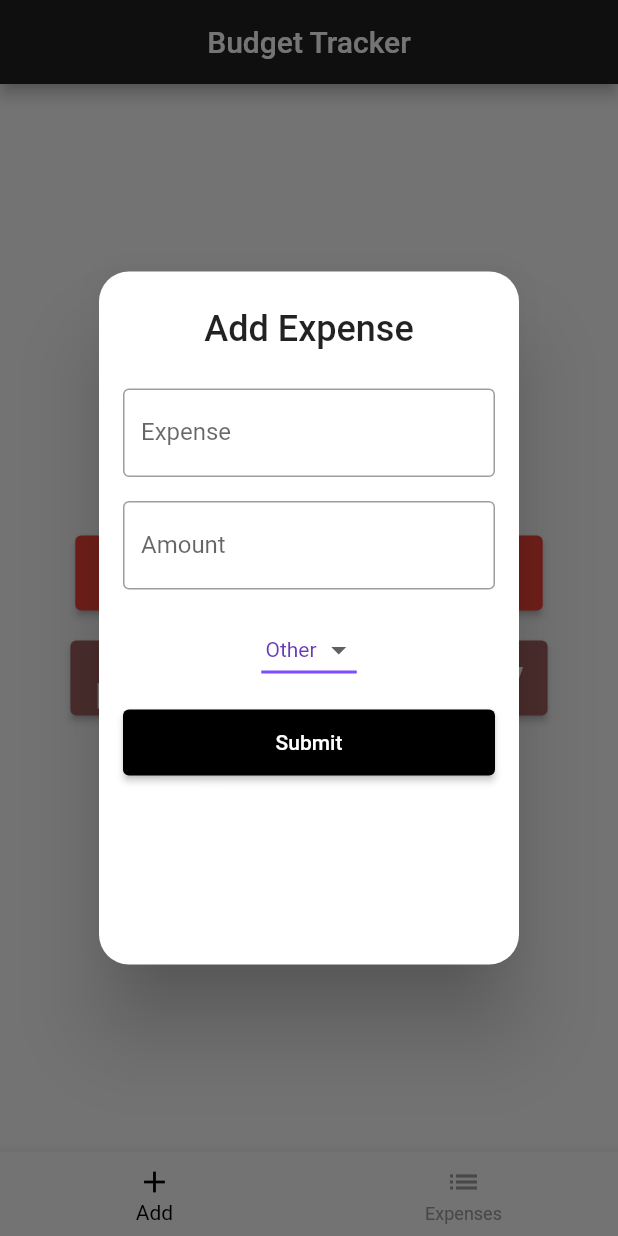
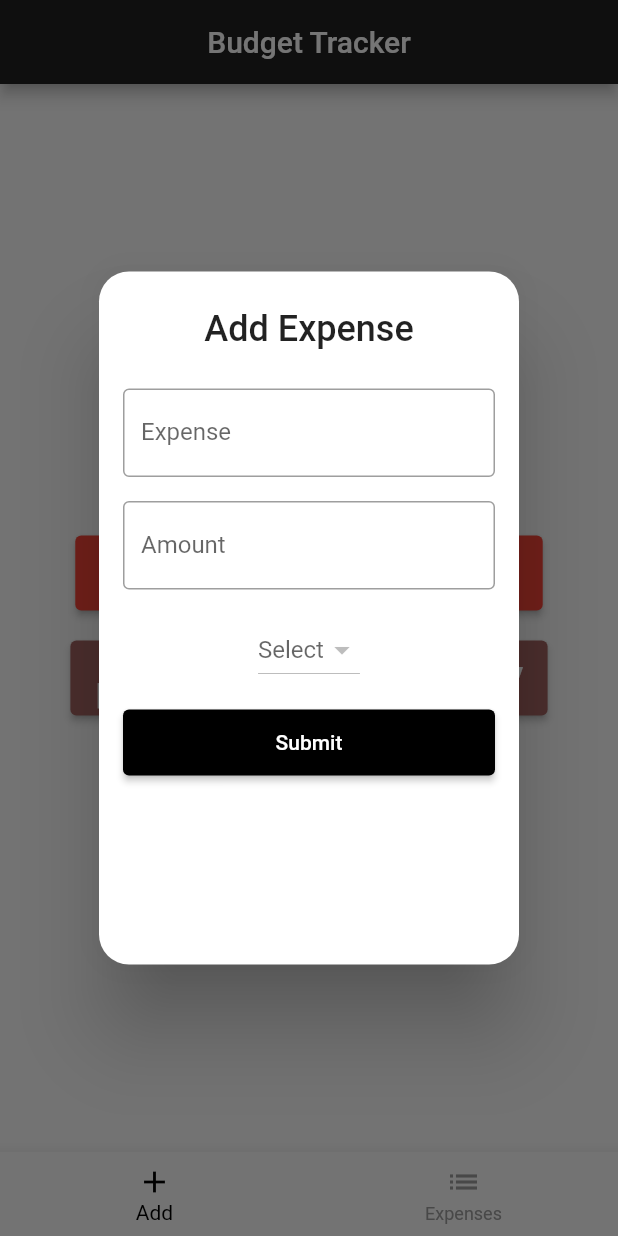
Before and after one commit to curcaandrei/TPPM_Budget_Tracker, a Flutter app: the screen it shows after launch, after a tap on "Add expense", on a phone screen of 412 x 824 dp. Run offline on Flutter 3.47's test engine with Material 2 defaults, Android fonts, the phone set to English and light mode, and no system bars; our stand-ins replace hive; accounts and stored records are empty.

Commit message:
dropdown

```diff
--- a/lib/category/CategoryDropDown.dart
+++ b/lib/category/CategoryDropDown.dart
@@ -1,4 +1,5 @@
 import 'package:flutter/material.dart';
+import 'package:hive/hive.dart';
 
 class CategoryDropDown extends StatefulWidget {
   const CategoryDropDown({Key? key}) : super(key: key);
@@ -8,32 +9,52 @@ class CategoryDropDown extends StatefulWidget {
 }
 
 class _CategoryDropDownState extends State<CategoryDropDown> {
-  String dropdownValue = 'Other';
-
   @override
   Widget build(BuildContext context) {
-    return DropdownButton<String>(
-      value: dropdownValue,
-      elevation: 16,
+    String? selectedFc = "Other";
+    // return DropdownButton<String>(
+    //   value: dropdownValue,
+    //   elevation: 16,
+    //
+    //   alignment: Alignment.center,
+    //   style: const TextStyle(color: Colors.deepPurple),
+    //   underline: Container(
+    //     height: 2,
+    //     color: Colors.deepPurpleAccent,
+    //   ),
+    //   onChanged: (String? newValue) {
+    //     setState(() {
+    //       dropdownValue = newValue!;
+    //     });
+    //   }
+      return FutureBuilder<List<DropdownMenuItem<String>>>(
+          future: getCategories(),
+          builder: (context, snapshot) {
+            return DropdownButton<String>(
+                hint: Text("Select"),
+                value: selectedFc,
+                onChanged: (newValue) {
+                  setState(() {
+                    selectedFc = newValue.toString();
+                  });
+                },
+                items: snapshot.data?.map((fc) =>
+                    DropdownMenuItem<String>(
+                      child: fc.child,
+                      value: fc.value,
+                    )
+                ).toList());
+          });
+  }
 
-      alignment: Alignment.center,
-      style: const TextStyle(color: Colors.deepPurple),
-      underline: Container(
-        height: 2,
-        color: Colors.deepPurpleAccent,
-      ),
-      onChanged: (String? newValue) {
-        setState(() {
-          dropdownValue = newValue!;
-        });
-      },
-      items: <String>['Food', 'Rent', 'Car', 'Phone', 'Other']
-          .map<DropdownMenuItem<String>>((String value) {
-        return DropdownMenuItem<String>(
-          value: value,
-          child: Text(value),
-        );
-      }).toList(),
-    );
+
+  Future<List<DropdownMenuItem<String>>> getCategories() async {
+    var box = await Hive.openBox('categories');
+    var categories = box.values.toList();
+    print(categories);
+    return categories.map((category) => DropdownMenuItem<String>(
+      child: Text(category),
+      value: category,
+    )).toList();
   }
 }
--- a/lib/main.dart
+++ b/lib/main.dart
@@ -1,11 +1,18 @@
+import 'dart:io';
 import 'dart:ui';
 import 'package:flutter/material.dart';
+import 'package:hive/hive.dart';
+import 'package:path_provider/path_provider.dart';
 import 'package:tppm_budget_tracker/alerts/ExpenseAlert.dart';
 
 import 'alerts/CategoryAlert.dart';
 
-void main() {
+void main() async {
+  //print current path
+
   runApp(MyApp());
+  Directory appDocDir = await getApplicationDocumentsDirectory();
+  Hive.init(appDocDir.path + 'myapp/data');
 }
 
 class MyApp extends StatelessWidget {
--- a/pubspec.yaml
+++ b/pubspec.yaml
@@ -29,7 +29,9 @@ environment:
 dependencies:
   flutter:
     sdk: flutter
-  shared_preferences: ^2.0.13
+  hive: ^2.1.0
+  uuid: ^3.0.6
+  path_provider: 1.6.11
 
 
   # The following adds the Cupertino Icons font to your application.
```
Also changed, not shown: lib/alerts/CategoryAlert.dart (+27 -6 lines), lib/models/Category.dart (+7 -5 lines), pubspec.lock, 1 other file.
